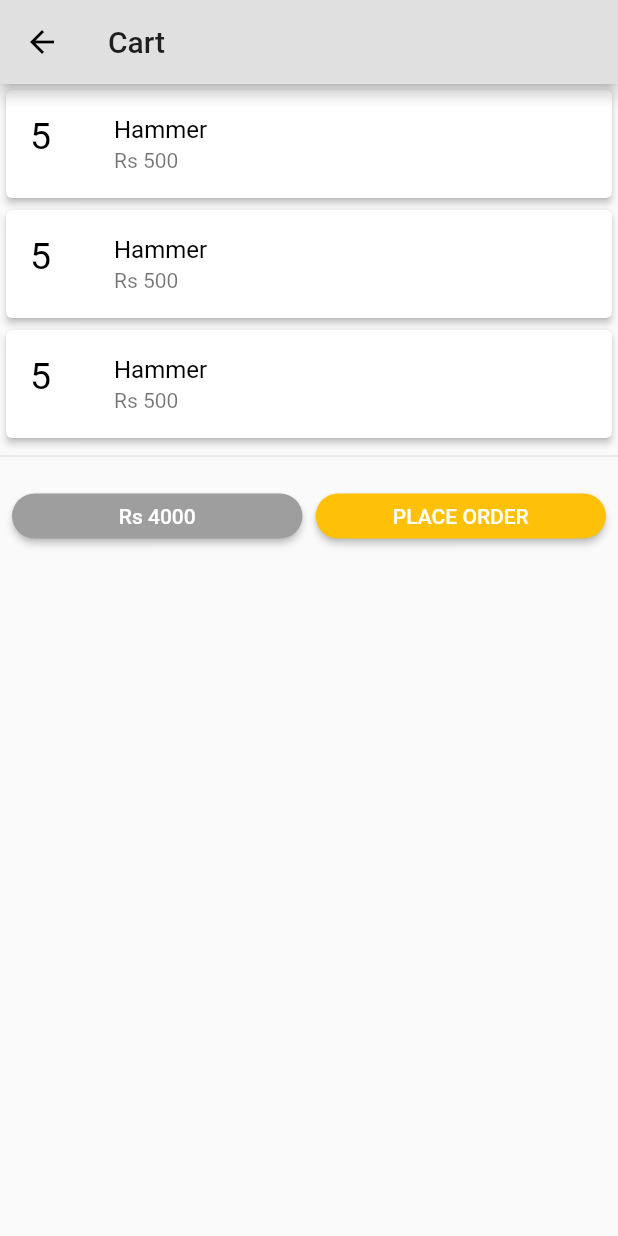
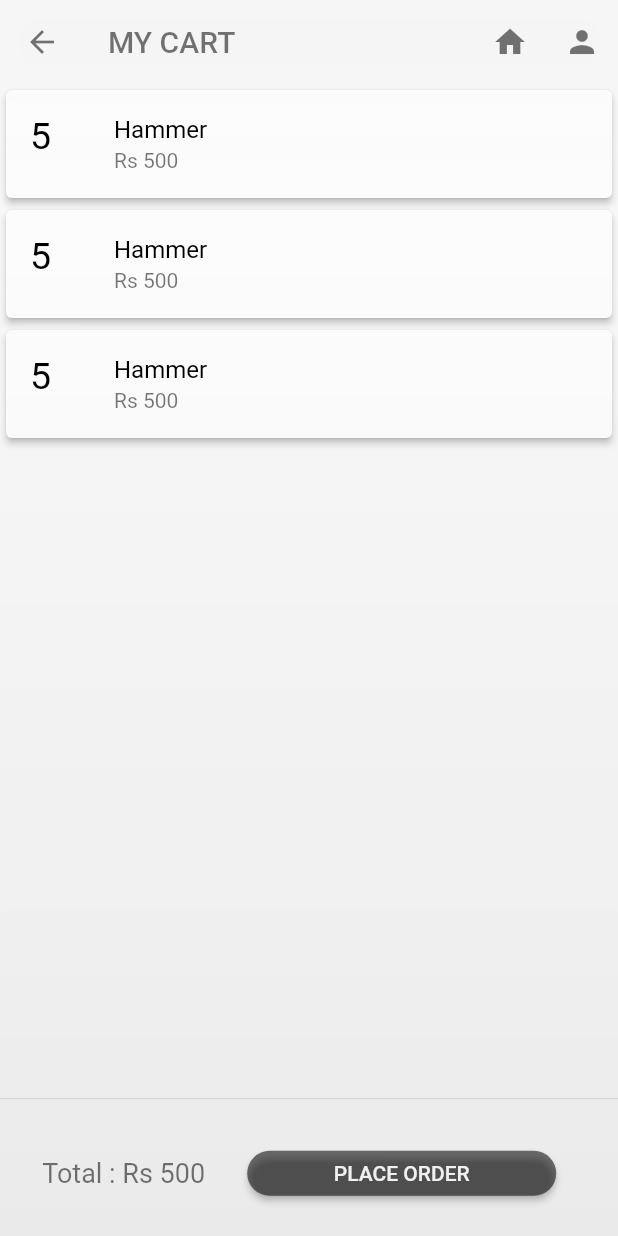
Before and after one commit to RNK-Software/Hardware-Mobile, a Flutter app: the CartScreen screen opened by its route, on a phone screen of 412 x 824 dp. Run offline on Flutter 3.47's test engine with Material 2 defaults, Android fonts, the light colour scheme and no system bars; missing offline and left inert: flutter_verification_code.

Commit message:
UI fixed

```diff
--- a/lib/screens/cart_screen.dart
+++ b/lib/screens/cart_screen.dart
@@ -21,12 +21,32 @@ class _CartScreenState extends State<CartScreen> {
 
     return Scaffold(
       appBar: AppBar(
-        title: Text("Cart"),
-        backgroundColor: Colors.grey[300],
+        backgroundColor: Colors.transparent,
+        elevation: 500,
+        title: Text(
+          "MY CART",
+          style: TextStyle(color: Colors.black54),
         ),
-      body: ListView(
+        iconTheme: new IconThemeData(color: Colors.black54),
+        actions: <Widget>[
+          IconButton(
+            icon: Icon(Icons.home),
+            onPressed: () {
+              Navigator.pushNamed(context, '/shop');
+            },
+          ),
+          IconButton(
+            icon: Icon(Icons.person),
+            onPressed: () {
+              Navigator.pushNamed(context, '/profile');
+            },
+          ),
+        ],
+      ),
+      body: Column(
         children: [
           Expanded(
+            flex: 8,
             child: ListView.builder(
               shrinkWrap: true,
               itemCount: 3,
@@ -48,32 +68,23 @@ class _CartScreenState extends State<CartScreen> {
           ),
           Divider(),
           //Name
-
-          ButtonBar(
-            alignment: MainAxisAlignment.spaceBetween,
+          Expanded(
+            flex: 1,
+            child: Row(
               children: <Widget>[
-              ButtonTheme(
+                Expanded(
+                  flex: 4,
+                  child: Center(child: Text("Total : Rs 500", style: TextStyle(color: Colors.black54, fontSize: 18))),
+                ),
+                Expanded(
+                  flex: 5,
+                  child: ButtonTheme(
                     height: 30,
                     minWidth: screenWidth * 0.47,
                     child: RaisedButton(
                       shape: RoundedRectangleBorder(
                           borderRadius: BorderRadius.circular(30.0)),
-                  color: Colors.grey,
-                  textColor: Colors.white,
-                  child: Text(
-                    'Rs 4000', //total
-                    textScaleFactor: 1,
-                  ),
-                  onPressed: () {},
-                ),
-              ),
-              ButtonTheme(
-                height: 30,
-                minWidth: screenWidth * 0.47,
-                child: RaisedButton(
-                  shape: RoundedRectangleBorder(
-                      borderRadius: BorderRadius.circular(30.0)),
-                  color: Theme.of(context).primaryColor,
+                      color: Colors.black54,
                       textColor: Colors.white,
                       child: Text(
                         'PLACE ORDER',
@@ -84,8 +95,14 @@ class _CartScreenState extends State<CartScreen> {
                       },
                     ),
                   ),
+                ),
+                Expanded(
+                  flex: 1,
+                  child: Container(),
+                ),
               ],
             ),
+          )
         ],
       ),
     );
--- a/lib/screens/order_screen.dart
+++ b/lib/screens/order_screen.dart
@@ -78,15 +78,15 @@ class _OrderScreenState extends State<OrderScreen> {
                     margin: EdgeInsets.symmetric(
                         horizontal: screenWidth * 0.18, vertical: 30.0),
                     child: ButtonTheme(
-                      height: 50,
+                      height: 30,
                       child: RaisedButton(
                         shape: RoundedRectangleBorder(
                             borderRadius: BorderRadius.circular(30.0)),
-                        color: Theme.of(context).primaryColor,
+                        color: Colors.black54,
                         textColor: Colors.white,
                         child: Text(
                           'SUBMIT ORDER',
-                          textScaleFactor: 1.5,
+                          textScaleFactor: 1.3,
                         ),
                         onPressed: () {
                           if (_signinFormKey.currentState.validate()) {
```
Also changed, not shown: lib/screens/profile_screen.dart (+100 -82 lines), lib/screens/signin_screen.dart (+6 -6 lines), lib/screens/signup_screen.dart (+3 -18 lines), asset/images/signin.png, asset/images/signup.png (added). Lines whose indentation alone changed are shown as unchanged.
